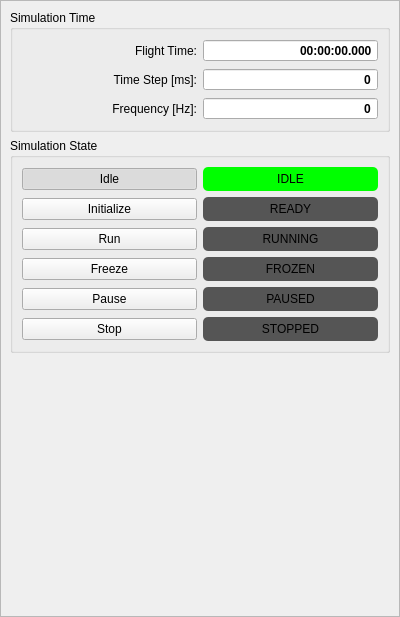
First picture: the form in src/gui/DockWidgetMain.ui, repository marek-cel/mscsim-cc0, before the edit.
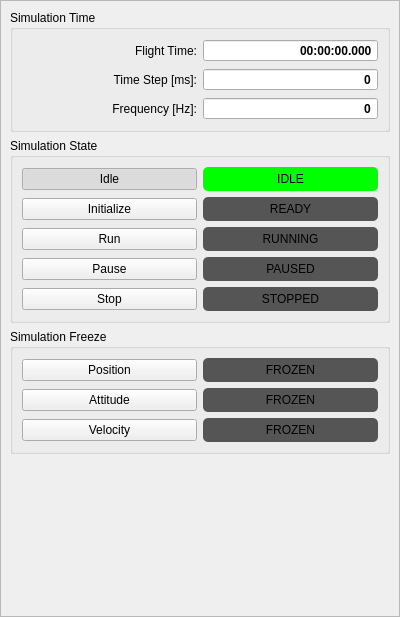
Second picture: the form after the edit.

Commit message: data references restored, freezing position, attitude and velocity integration

Diff of the .ui file:
```diff
--- a/src/gui/DockWidgetMain.ui
+++ b/src/gui/DockWidgetMain.ui
@@ -51,20 +51,7 @@
            <string>Simulation State</string>
           </property>
           <layout class="QGridLayout" name="gridLayout">
-           <item row="3" column="0">
-            <widget class="QPushButton" name="buttonStateInpFreeze">
-             <property name="text">
-              <string>Freeze</string>
-             </property>
-             <property name="checkable">
-              <bool>true</bool>
-             </property>
-             <attribute name="buttonGroup">
-              <string notr="true">buttonGroupStateInp</string>
-             </attribute>
-            </widget>
-           </item>
-           <item row="6" column="0">
+           <item row="5" column="0">
             <widget class="QPushButton" name="buttonStateInpStop">
              <property name="text">
               <string>Stop</string>
@@ -118,7 +105,7 @@
              </attribute>
             </widget>
            </item>
-           <item row="6" column="1">
+           <item row="5" column="1">
             <widget class="QPushButton" name="buttonStateOutStopped">
              <property name="enabled">
               <bool>false</bool>
@@ -169,19 +156,6 @@
              </attribute>
             </widget>
            </item>
-           <item row="4" column="0">
-            <widget class="QPushButton" name="buttonStateInpPause">
-             <property name="text">
-              <string>Pause</string>
-             </property>
-             <property name="checkable">
-              <bool>true</bool>
-             </property>
-             <attribute name="buttonGroup">
-              <string notr="true">buttonGroupStateInp</string>
-             </attribute>
-            </widget>
-           </item>
            <item row="2" column="1">
             <widget class="QPushButton" name="buttonStateOutWorking">
              <property name="enabled">
@@ -249,44 +223,6 @@
              </attribute>
             </widget>
            </item>
-           <item row="4" column="1">
-            <widget class="QPushButton" name="buttonStateOutPaused">
-             <property name="enabled">
-              <bool>false</bool>
-             </property>
-             <property name="focusPolicy">
-              <enum>Qt::NoFocus</enum>
-             </property>
-             <property name="styleSheet">
-              <string notr="true">QPushButton:disabled 
-{
-	padding: 5px;
-	background-color: #555;
-	border-radius: 5px;
-	color: #000;
-}
-
-QPushButton:disabled:pressed
-{
-	background-color: #ff0;
-}
-
-QPushButton:disabled:checked 
-{
-	background-color: #0f0;
-}</string>
-             </property>
-             <property name="text">
-              <string>PAUSED</string>
-             </property>
-             <property name="checkable">
-              <bool>true</bool>
-             </property>
-             <attribute name="buttonGroup">
-              <string notr="true">buttonGroupStateOut</string>
-             </attribute>
-            </widget>
-           </item>
            <item row="0" column="1">
             <widget class="QPushButton" name="buttonStateOutIdle">
              <property name="enabled">
@@ -329,7 +265,7 @@
             </widget>
            </item>
            <item row="3" column="1">
-            <widget class="QPushButton" name="buttonStateOutFrozen">
+            <widget class="QPushButton" name="buttonStateOutPaused">
              <property name="enabled">
               <bool>false</bool>
              </property>
@@ -353,7 +289,7 @@
 }</string>
              </property>
              <property name="text">
-              <string>FROZEN</string>
+              <string>PAUSED</string>
              </property>
              <property name="checkable">
               <bool>true</bool>
@@ -363,6 +299,19 @@
              </attribute>
             </widget>
            </item>
+           <item row="3" column="0">
+            <widget class="QPushButton" name="buttonStateInpPause">
+             <property name="text">
+              <string>Pause</string>
+             </property>
+             <property name="checkable">
+              <bool>true</bool>
+             </property>
+             <attribute name="buttonGroup">
+              <string notr="true">buttonGroupStateInp</string>
+             </attribute>
+            </widget>
+           </item>
           </layout>
          </widget>
         </item>
@@ -504,7 +453,7 @@
           </layout>
          </widget>
         </item>
-        <item row="2" column="0">
+        <item row="3" column="0">
          <spacer name="verticalSpacer">
           <property name="orientation">
            <enum>Qt::Vertical</enum>
@@ -517,6 +466,141 @@
           </property>
          </spacer>
         </item>
+        <item row="2" column="0">
+         <widget class="QGroupBox" name="groupBoxFreezes">
+          <property name="title">
+           <string>Simulation Freeze</string>
+          </property>
+          <layout class="QGridLayout" name="gridLayout_5">
+           <item row="0" column="0">
+            <widget class="QPushButton" name="buttonFreezePosition">
+             <property name="text">
+              <string>Position</string>
+             </property>
+             <property name="checkable">
+              <bool>true</bool>
+             </property>
+            </widget>
+           </item>
+           <item row="1" column="0">
+            <widget class="QPushButton" name="buttonFreezeAttitude">
+             <property name="text">
+              <string>Attitude</string>
+             </property>
+             <property name="checkable">
+              <bool>true</bool>
+             </property>
+            </widget>
+           </item>
+           <item row="2" column="0">
+            <widget class="QPushButton" name="buttonFreezeVelocity">
+             <property name="text">
+              <string>Velocity</string>
+             </property>
+             <property name="checkable">
+              <bool>true</bool>
+             </property>
+            </widget>
+           </item>
+           <item row="0" column="1">
+            <widget class="QPushButton" name="buttonFrozenPosition">
+             <property name="enabled">
+              <bool>false</bool>
+             </property>
+             <property name="styleSheet">
+              <string notr="true">QPushButton:disabled 
+{
+	padding: 5px;
+	background-color: #555;
+	border-radius: 5px;
+	color: #000;
+}
+
+QPushButton:disabled:pressed
+{
+	background-color: #ff0;
+}
+
+QPushButton:disabled:checked 
+{
+	background-color: #0f0;
+}</string>
+             </property>
+             <property name="text">
+              <string>FROZEN</string>
+             </property>
+             <property name="checkable">
+              <bool>true</bool>
+             </property>
+            </widget>
+           </item>
+           <item row="1" column="1">
+            <widget class="QPushButton" name="buttonFrozenAttitude">
+             <property name="enabled">
+              <bool>false</bool>
+             </property>
+             <property name="styleSheet">
+              <string notr="true">QPushButton:disabled 
+{
+	padding: 5px;
+	background-color: #555;
+	border-radius: 5px;
+	color: #000;
+}
+
+QPushButton:disabled:pressed
+{
+	background-color: #ff0;
+}
+
+QPushButton:disabled:checked 
+{
+	background-color: #0f0;
+}</string>
+             </property>
+             <property name="text">
+              <string>FROZEN</string>
+             </property>
+             <property name="checkable">
+              <bool>true</bool>
+             </property>
+            </widget>
+           </item>
+           <item row="2" column="1">
+            <widget class="QPushButton" name="buttonFrozenVelocity">
+             <property name="enabled">
+              <bool>false</bool>
+             </property>
+             <property name="styleSheet">
+              <string notr="true">QPushButton:disabled 
+{
+	padding: 5px;
+	background-color: #555;
+	border-radius: 5px;
+	color: #000;
+}
+
+QPushButton:disabled:pressed
+{
+	background-color: #ff0;
+}
+
+QPushButton:disabled:checked 
+{
+	background-color: #0f0;
+}</string>
+             </property>
+             <property name="text">
+              <string>FROZEN</string>
+             </property>
+             <property name="checkable">
+              <bool>true</bool>
+             </property>
+            </widget>
+           </item>
+          </layout>
+         </widget>
+        </item>
        </layout>
       </widget>
      </widget>
```
Left out of the diff: 54 changed lines with no effect on the pictures. The commit also changes 162 other files.
